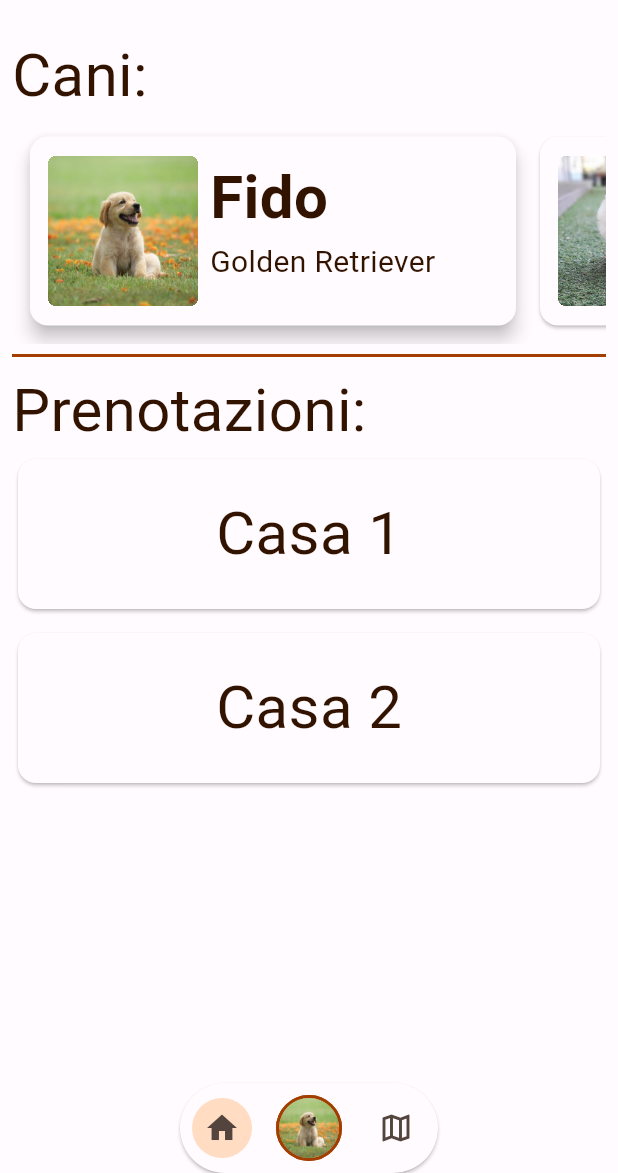
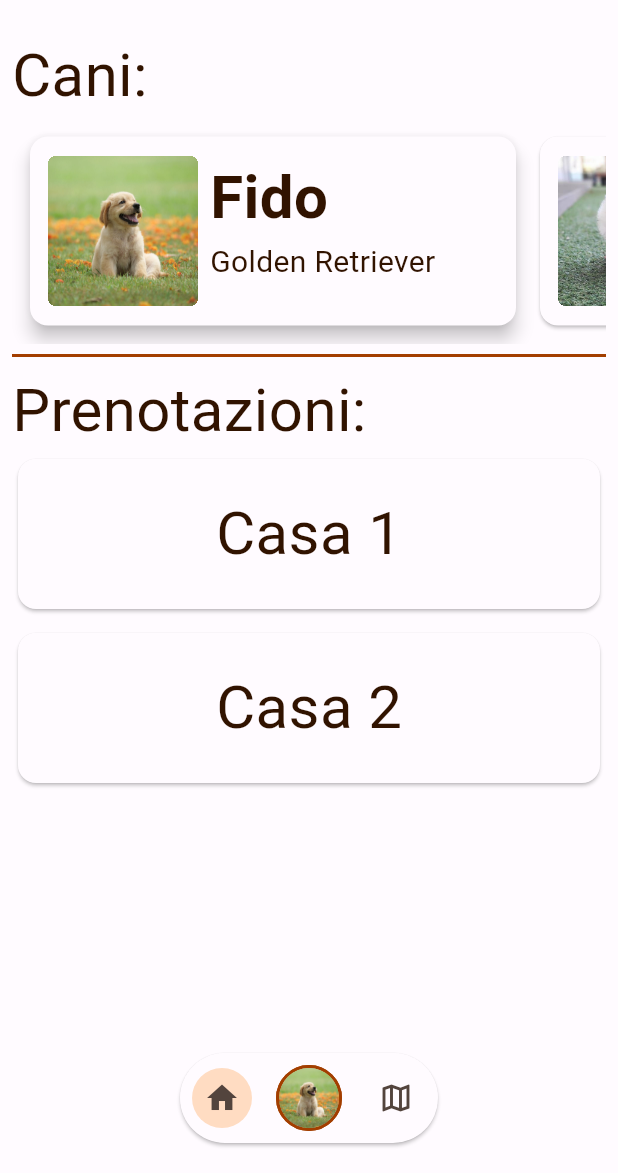
Before and after one commit to Pergo01/IoTail_Companion, a Flutter app: the screen it shows after launch, on a phone screen of 412 x 824 dp, the part 63-1236 px from its top. Run offline on Flutter 3.47's test engine with Material 3 defaults, Android fonts, the phone set to English and light mode, and no system bars; our stand-ins replace flutter_login, flutter_map, font_awesome_flutter, go_router, latlong2; missing offline and left inert: floating_bottom_bar, flutter_map_location_marker, mqtt5_client.

Commit message:
Finished implementation of button to choose dog.

```diff
--- a/iotail_companion/lib/UI/Material/navigation.dart
+++ b/iotail_companion/lib/UI/Material/navigation.dart
@@ -1,5 +1,4 @@
 import 'package:flutter/material.dart';
-import 'package:flutter/widgets.dart';
 import 'package:go_router/go_router.dart';
 import 'package:mqtt5_client/mqtt5_server_client.dart';
 
@@ -53,15 +52,14 @@ class _NavigationState extends State<Navigation> with TickerProviderStateMixin {
         backgroundColor: Theme.of(context).colorScheme.surface,
         title: const Text("IoTail"),
       ),
-      bottomNavigationBar: Stack(
-        alignment: Alignment.bottomCenter,
-        children: [
+      bottomNavigationBar: Stack(alignment: Alignment.bottomCenter, children: [
         ConstrainedBox(
           constraints: const BoxConstraints(minWidth: 172),
           child: Card(
             /* margin: EdgeInsets.only(
                   left: (width / 4) + 10, right: (width / 4) + 10, bottom: 20), */
-              margin: EdgeInsets.symmetric(horizontal: (width / 4) + 4 ),
+            margin:
+                EdgeInsets.symmetric(vertical: 20, horizontal: (width / 4) + 4),
             elevation: 1,
             shape:
                 RoundedRectangleBorder(borderRadius: BorderRadius.circular(30)),
@@ -90,7 +88,9 @@ class _NavigationState extends State<Navigation> with TickerProviderStateMixin {
                         shape: BoxShape.circle,
                       ),
                       child: Icon(
-                          currentPageIndex == 0 ? Icons.home : Icons.home_outlined,
+                        currentPageIndex == 0
+                            ? Icons.home
+                            : Icons.home_outlined,
                       ),
                     ),
                   ),
@@ -140,17 +140,18 @@ class _NavigationState extends State<Navigation> with TickerProviderStateMixin {
           ),
         ),
         Positioned(
-            top: 0,
+          top: 20,
           //left: (width / 2) - 24,
           //right: (width / 2) + 24,
           child: MenuAnchor(
             controller: menuController,
-              alignmentOffset: const Offset(2, -56),
+            alignmentOffset: const Offset(0, -57.5),
             style: MenuStyle(
+                maximumSize:
+                    MaterialStateProperty.all(const Size(double.infinity, 200)),
                 elevation: MaterialStateProperty.all(1),
                 backgroundColor: MaterialStateProperty.all(
-                    Colors.transparent),
-                      //Theme.of(context).colorScheme.primary),
+                    Theme.of(context).colorScheme.primary),
                 visualDensity: VisualDensity.compact,
                 shape: MaterialStateProperty.all(RoundedRectangleBorder(
                     borderRadius: BorderRadius.circular(30)))),
@@ -162,14 +163,29 @@ class _NavigationState extends State<Navigation> with TickerProviderStateMixin {
                     selectedDog = i;
                     menuController.close();
                   }),
-                    icon: CircleAvatar(
+                  icon: Container(
+                    decoration: BoxDecoration(
+                      shape: BoxShape.circle,
+                      border: Border.all(
+                        width: 2,
+                        color: Theme.of(context).colorScheme.onPrimary,
+                      ),
+                    ),
+                    child: CircleAvatar(
                       backgroundColor: Colors.transparent,
                       foregroundImage: AssetImage(dogPicture[i]),
                     ),
                   ),
+                ),
               Container(
+                height: 45,
                 alignment: Alignment.center,
-                  margin: const EdgeInsets.only(bottom: 2),
+                margin: const EdgeInsets.symmetric(vertical: 5),
+                decoration: BoxDecoration(
+                  shape: BoxShape.circle,
+                  border: Border.all(
+                      color: Theme.of(context).colorScheme.onPrimary, width: 2),
+                ),
                 child: IconButton(
                     iconSize: 24,
                     color: Theme.of(context).colorScheme.onPrimary,
```
Lines whose indentation alone changed are shown as unchanged.
